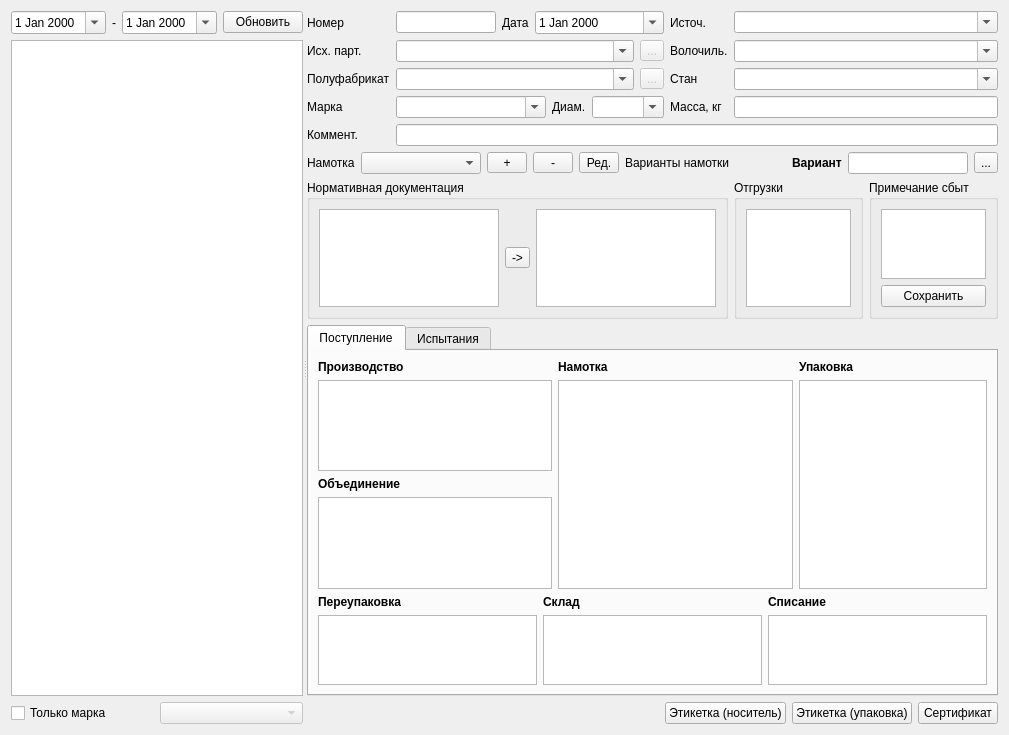
Sergeyego/wire_pr, file formpart.ui: the form before one commit.
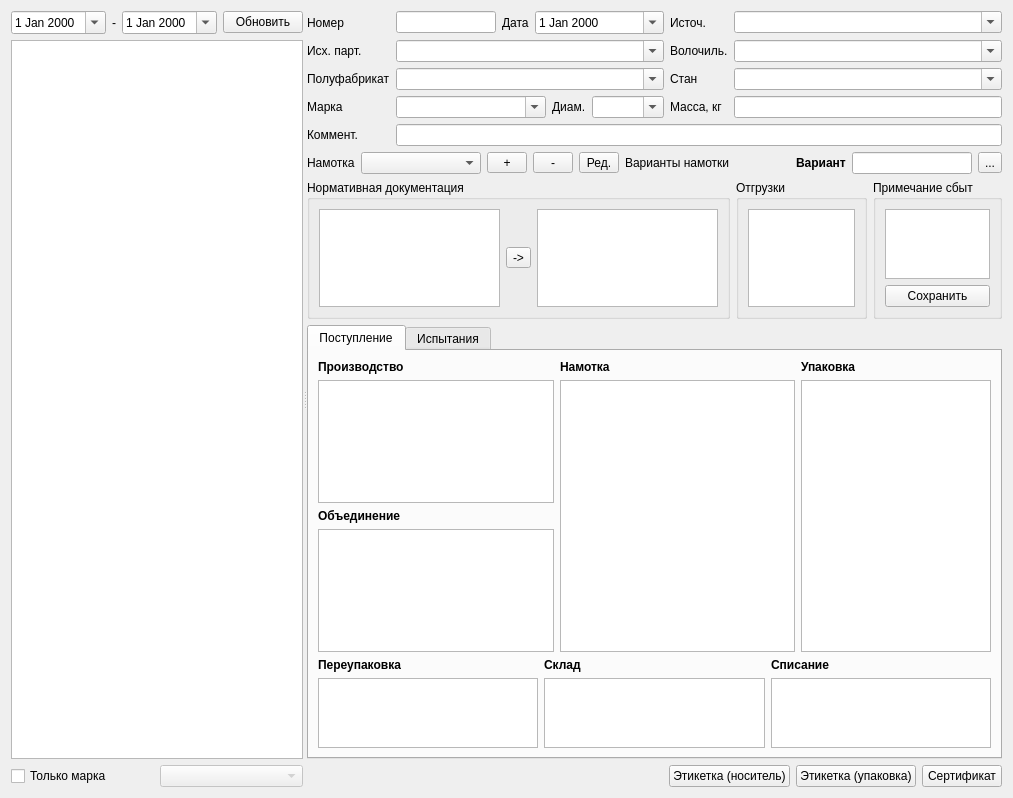
The form after the commit. Icons and pictures are not drawn. Custom widgets are drawn as their Qt base class.

Diff of the .ui file:
```diff
--- a/formpart.ui
+++ b/formpart.ui
@@ -6,8 +6,8 @@
    <rect>
     <x>0</x>
     <y>0</y>
-    <width>1009</width>
-    <height>735</height>
+    <width>1013</width>
+    <height>798</height>
    </rect>
   </property>
   <property name="windowTitle">
@@ -24,7 +24,7 @@
        <item>
         <layout class="QHBoxLayout" name="horizontalLayout_6">
          <item>
-          <widget class="DateEdit" name="dateEditBeg">
+          <widget class="DbDateEdit" name="dateEditBeg">
            <property name="calendarPopup">
             <bool>true</bool>
            </property>
@@ -38,7 +38,7 @@
           </widget>
          </item>
          <item>
-          <widget class="DateEdit" name="dateEditEnd">
+          <widget class="DbDateEdit" name="dateEditEnd">
            <property name="calendarPopup">
             <bool>true</bool>
            </property>
@@ -96,7 +96,7 @@
           </widget>
          </item>
          <item>
-          <widget class="QComboBox" name="comboBoxOnly">
+          <widget class="DbComboBox" name="comboBoxOnly">
            <property name="enabled">
             <bool>false</bool>
            </property>
@@ -106,7 +106,7 @@
        </item>
       </layout>
      </widget>
-     <widget class="QWidget" name="layoutWidget">
+     <widget class="QWidget" name="layoutWidget1">
       <layout class="QVBoxLayout" name="verticalLayout_4">
        <item>
         <layout class="QGridLayout" name="gridLayout">
@@ -131,14 +131,7 @@
           </widget>
          </item>
          <item row="1" column="4">
-          <widget class="QComboBox" name="comboBoxVol">
-           <property name="editable">
-            <bool>true</bool>
-           </property>
-          </widget>
-         </item>
-         <item row="1" column="1">
-          <widget class="QComboBox" name="comboBoxSrcPart">
+          <widget class="DbComboBox" name="comboBoxVol">
            <property name="editable">
             <bool>true</bool>
            </property>
@@ -159,7 +152,7 @@
           </widget>
          </item>
          <item row="0" column="4">
-          <widget class="QComboBox" name="comboBoxIst">
+          <widget class="DbComboBox" name="comboBoxIst">
            <property name="editable">
             <bool>true</bool>
            </property>
@@ -192,13 +185,6 @@
          <item row="4" column="1" colspan="4">
           <widget class="QLineEdit" name="lineEditComment"/>
          </item>
-         <item row="2" column="1">
-          <widget class="QComboBox" name="comboBoxPodt">
-           <property name="editable">
-            <bool>true</bool>
-           </property>
-          </widget>
-         </item>
          <item row="3" column="3">
           <widget class="QLabel" name="label_12">
            <property name="text">
@@ -220,25 +206,12 @@
           </widget>
          </item>
          <item row="2" column="4">
-          <widget class="QComboBox" name="comboBoxType">
+          <widget class="DbComboBox" name="comboBoxType">
            <property name="editable">
             <bool>true</bool>
            </property>
           </widget>
          </item>
-         <item row="1" column="2">
-          <widget class="QToolButton" name="toolButtonSrc">
-           <property name="enabled">
-            <bool>false</bool>
-           </property>
-           <property name="toolTip">
-            <string>Фильтр исходных партий</string>
-           </property>
-           <property name="text">
-            <string>...</string>
-           </property>
-          </widget>
-         </item>
          <item row="0" column="1" colspan="2">
           <layout class="QHBoxLayout" name="horizontalLayout">
            <item>
@@ -271,7 +244,7 @@
             </widget>
            </item>
            <item>
-            <widget class="DateEdit" name="dateEdit">
+            <widget class="DbDateEdit" name="dateEdit">
              <property name="calendarPopup">
               <bool>true</bool>
              </property>
@@ -279,23 +252,10 @@
            </item>
           </layout>
          </item>
-         <item row="2" column="2">
-          <widget class="QToolButton" name="toolButtonPodt">
-           <property name="enabled">
-            <bool>false</bool>
-           </property>
-           <property name="toolTip">
-            <string>Фильтр подтяжек</string>
-           </property>
-           <property name="text">
-            <string>...</string>
-           </property>
-          </widget>
-         </item>
          <item row="3" column="1" colspan="2">
           <layout class="QHBoxLayout" name="horizontalLayout_2">
            <item>
-            <widget class="QComboBox" name="comboBoxMar">
+            <widget class="DbComboBox" name="comboBoxMar">
              <property name="minimumSize">
               <size>
                <width>150</width>
@@ -321,7 +281,7 @@
             </widget>
            </item>
            <item>
-            <widget class="QComboBox" name="comboBoxDiam">
+            <widget class="DbComboBox" name="comboBoxDiam">
              <property name="maximumSize">
               <size>
                <width>80</width>
@@ -335,6 +295,20 @@
            </item>
           </layout>
          </item>
+         <item row="1" column="1" colspan="2">
+          <widget class="DbComboBox" name="comboBoxSrcPart">
+           <property name="editable">
+            <bool>true</bool>
+           </property>
+          </widget>
+         </item>
+         <item row="2" column="1" colspan="2">
+          <widget class="DbComboBox" name="comboBoxPodt">
+           <property name="editable">
+            <bool>true</bool>
+           </property>
+          </widget>
+         </item>
         </layout>
        </item>
        <item>
@@ -870,18 +844,23 @@
   </layout>
  </widget>
  <customwidgets>
-  <customwidget>
-   <class>DbViewer</class>
-   <extends>QTableView</extends>
-   <header>db/dbviewer.h</header>
-  </customwidget>
   <customwidget>
    <class>TableView</class>
    <extends>QTableView</extends>
    <header>olap/tableview.h</header>
   </customwidget>
   <customwidget>
-   <class>DateEdit</class>
+   <class>DbViewer</class>
+   <extends>QTableView</extends>
+   <header>db/dbviewer.h</header>
+  </customwidget>
+  <customwidget>
+   <class>DbComboBox</class>
+   <extends>QComboBox</extends>
+   <header>db/dbcombobox.h</header>
+  </customwidget>
+  <customwidget>
+   <class>DbDateEdit</class>
    <extends>QDateEdit</extends>
    <header>db/dbviewer.h</header>
   </customwidget>
```
Left out of the diff: 4 changed lines with no effect on the pictures.
